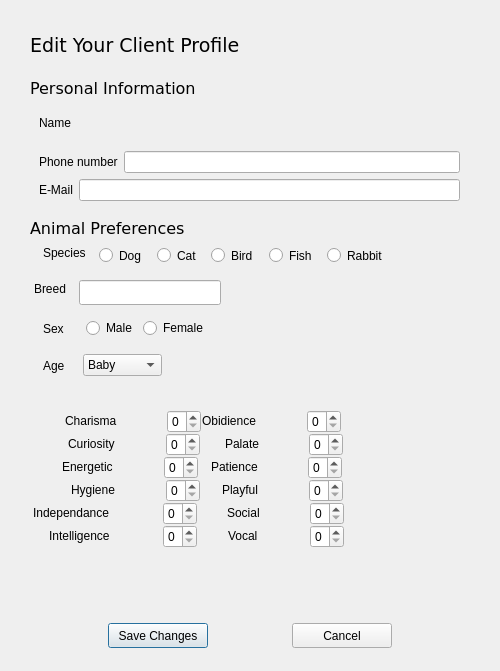
Above: editclient.ui from ColeMacdonald1709/comp3004 before the change. Below: the same form after it.
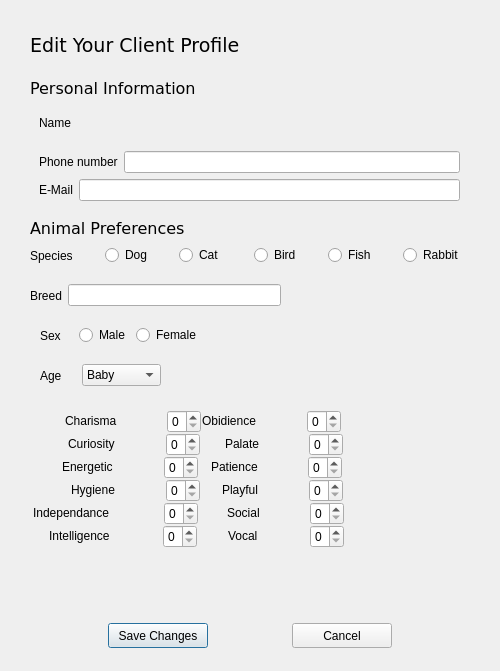
That is the form after the change.

Patch:
```diff
--- a/editclient.ui
+++ b/editclient.ui
@@ -384,7 +384,7 @@
     <item row="4" column="0">
      <layout class="QHBoxLayout" name="NPA5">
       <property name="spacing">
-       <number>50</number>
+       <number>51</number>
       </property>
       <item>
        <widget class="QLabel" name="NPAttr5">
@@ -676,10 +676,10 @@
   <widget class="QWidget" name="layoutWidget">
    <property name="geometry">
     <rect>
-     <x>33</x>
-     <y>352</y>
-     <width>139</width>
-     <height>27</height>
+     <x>30</x>
+     <y>360</y>
+     <width>141</width>
+     <height>31</height>
     </rect>
    </property>
    <layout class="QHBoxLayout" name="name_layout_6">
@@ -734,10 +734,10 @@
   <widget class="QWidget" name="layoutWidget">
    <property name="geometry">
     <rect>
-     <x>33</x>
-     <y>316</y>
-     <width>185</width>
-     <height>25</height>
+     <x>30</x>
+     <y>320</y>
+     <width>181</width>
+     <height>31</height>
     </rect>
    </property>
    <layout class="QHBoxLayout" name="name_layout_5">
@@ -770,106 +770,81 @@
     </item>
    </layout>
   </widget>
-  <widget class="QLabel" name="name_label_4">
+  <widget class="QWidget" name="horizontalLayoutWidget">
    <property name="geometry">
     <rect>
-     <x>34</x>
-     <y>280</y>
-     <width>39</width>
-     <height>17</height>
+     <x>30</x>
+     <y>240</y>
+     <width>441</width>
+     <height>31</height>
     </rect>
    </property>
-   <property name="text">
-    <string>Breed</string>
-   </property>
+   <layout class="QHBoxLayout" name="speciesLayout">
+    <item>
+     <widget class="QLabel" name="name_label_3">
+      <property name="text">
+       <string>Species</string>
+      </property>
+     </widget>
+    </item>
+    <item>
+     <widget class="QRadioButton" name="radDog">
+      <property name="text">
+       <string>Dog</string>
+      </property>
+     </widget>
+    </item>
+    <item>
+     <widget class="QRadioButton" name="radCat">
+      <property name="text">
+       <string>Cat</string>
+      </property>
+     </widget>
+    </item>
+    <item>
+     <widget class="QRadioButton" name="radBird">
+      <property name="text">
+       <string>Bird</string>
+      </property>
+     </widget>
+    </item>
+    <item>
+     <widget class="QRadioButton" name="radFish">
+      <property name="text">
+       <string>Fish</string>
+      </property>
+     </widget>
+    </item>
+    <item>
+     <widget class="QRadioButton" name="radRabbit">
+      <property name="text">
+       <string>Rabbit</string>
+      </property>
+     </widget>
+    </item>
+   </layout>
   </widget>
-  <widget class="QLineEdit" name="txtBreed">
+  <widget class="QWidget" name="horizontalLayoutWidget_2">
    <property name="geometry">
     <rect>
-     <x>79</x>
+     <x>30</x>
      <y>280</y>
-     <width>142</width>
-     <height>25</height>
+     <width>251</width>
+     <height>31</height>
     </rect>
    </property>
-  </widget>
-  <widget class="QRadioButton" name="radDog">
-   <property name="geometry">
-    <rect>
-     <x>99</x>
-     <y>244</y>
-     <width>52</width>
-     <height>23</height>
-    </rect>
-   </property>
-   <property name="text">
-    <string>Dog</string>
-   </property>
-  </widget>
-  <widget class="QRadioButton" name="radCat">
-   <property name="geometry">
-    <rect>
-     <x>157</x>
-     <y>244</y>
-     <width>48</width>
-     <height>23</height>
-    </rect>
-   </property>
-   <property name="text">
-    <string>Cat</string>
-   </property>
-  </widget>
-  <widget class="QLabel" name="name_label_3">
-   <property name="geometry">
-    <rect>
-     <x>43</x>
-     <y>244</y>
-     <width>50</width>
-     <height>17</height>
-    </rect>
-   </property>
-   <property name="text">
-    <string>Species</string>
-   </property>
-  </widget>
-  <widget class="QRadioButton" name="radFish">
-   <property name="geometry">
-    <rect>
-     <x>269</x>
-     <y>244</y>
-     <width>52</width>
-     <height>23</height>
-    </rect>
-   </property>
-   <property name="text">
-    <string>Fish</string>
-   </property>
-  </widget>
-  <widget class="QRadioButton" name="radBird">
-   <property name="geometry">
-    <rect>
-     <x>211</x>
-     <y>244</y>
-     <width>52</width>
-     <height>23</height>
-    </rect>
-   </property>
-   <property name="text">
-    <string>Bird</string>
-   </property>
-  </widget>
-  <widget class="QRadioButton" name="radRabbit">
-   <property name="geometry">
-    <rect>
-     <x>327</x>
-     <y>244</y>
-     <width>68</width>
-     <height>23</height>
-    </rect>
-   </property>
-   <property name="text">
-    <string>Rabbit</string>
-   </property>
+   <layout class="QHBoxLayout" name="breedLayout">
+    <item>
+     <widget class="QLabel" name="name_label_4">
+      <property name="text">
+       <string>Breed</string>
+      </property>
+     </widget>
+    </item>
+    <item>
+     <widget class="QLineEdit" name="txtBreed"/>
+    </item>
+   </layout>
   </widget>
  </widget>
  <resources/>
```
Left out of the diff: 4 changed lines with no effect on the pictures.
